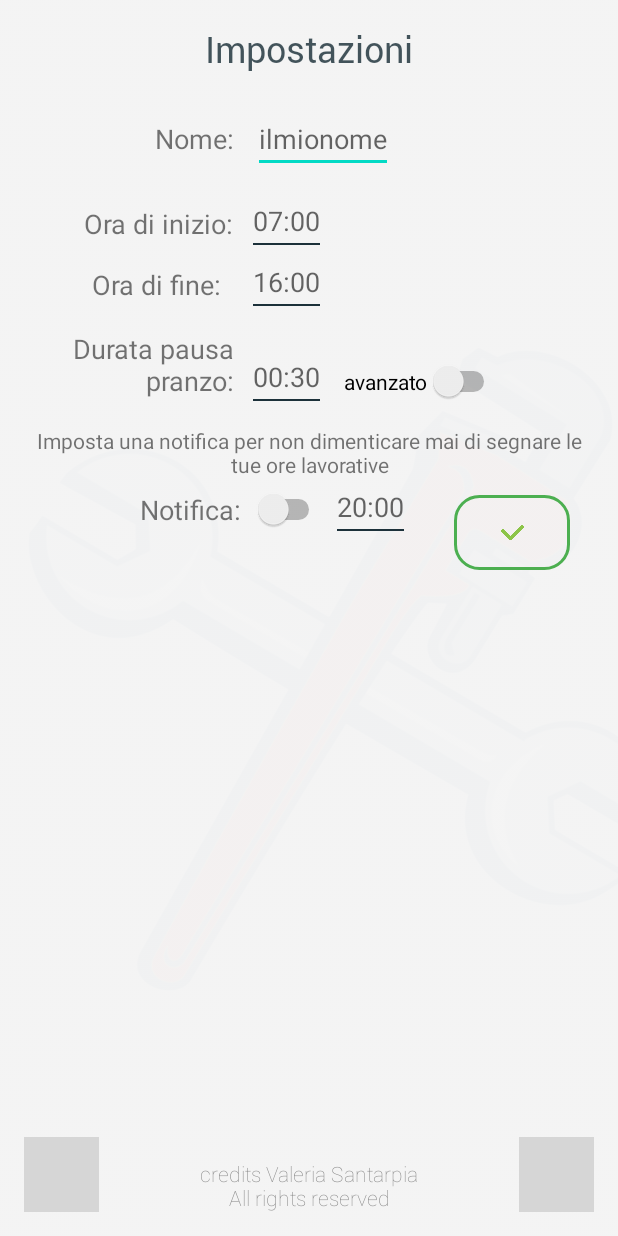
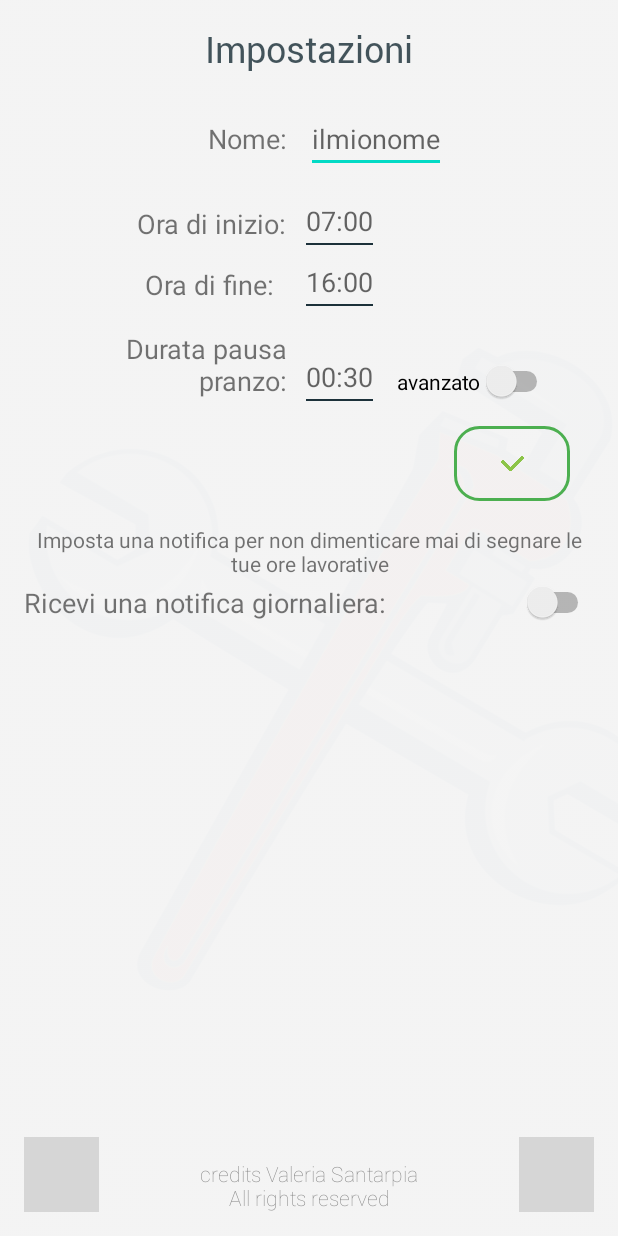
Before and after one commit to syrenne72/OrariLavoro, an Android app: the Impostazioni screen opened directly, with no data from a screen before it, on a phone screen of 412 x 824 dp. Run offline under Robolectric (Android 15) with nearby library versions, the phone set to English and light mode, and no system bars; grey boxes are pictures that could not be loaded.

Commit message:
- Annullate le modifiche relative agli orari avanzati nelle impostazioni e nell'inserimento dell'orario - Cambiate le modalità di salvataggio delle impostazioni relative all'orario di inizio, fine, pausa e ricezione notifica

```diff
--- a/app/src/main/res/layout/impostazioni.xml
+++ b/app/src/main/res/layout/impostazioni.xml
@@ -516,41 +516,29 @@
                 android:layout_width="wrap_content"
                 android:layout_height="wrap_content"
                 android:orientation="vertical"
-                app:layout_constraintGuide_begin="161dp" />
+                app:layout_constraintGuide_begin="196dp" />
 
             <TextView
                 android:id="@+id/textView14"
                 android:layout_width="wrap_content"
                 android:layout_height="wrap_content"
-                android:layout_marginTop="8dp"
-                android:text="Notifica:"
+                android:layout_marginStart="16dp"
+                android:layout_marginTop="4dp"
+                android:text="Ricevi una notifica giornaliera:"
                 android:textSize="18sp"
                 android:visibility="visible"
-                app:layout_constraintEnd_toStartOf="@+id/guideline21"
+                app:layout_constraintStart_toStartOf="parent"
                 app:layout_constraintTop_toBottomOf="@+id/textView15" />
 
             <Switch
                 android:id="@+id/sNotifica"
                 android:layout_width="wrap_content"
                 android:layout_height="wrap_content"
-                android:layout_marginStart="8dp"
+                android:layout_marginEnd="16dp"
                 android:visibility="visible"
                 app:layout_constraintBottom_toBottomOf="@+id/textView14"
-                app:layout_constraintStart_toStartOf="@+id/guideline21"
+                app:layout_constraintEnd_toEndOf="parent"
                 app:layout_constraintTop_toTopOf="@+id/textView14" />
-
-            <TextView
-                android:id="@+id/tvNotifica"
-                android:layout_width="wrap_content"
-                android:layout_height="wrap_content"
-                android:layout_marginStart="8dp"
-                android:background="@drawable/edittext"
-                android:hint="20:00"
-                android:textSize="18sp"
-                android:visibility="visible"
-                app:layout_constraintBottom_toBottomOf="@+id/sNotifica"
-                app:layout_constraintStart_toEndOf="@+id/sNotifica"
-                app:layout_constraintTop_toTopOf="@+id/sNotifica" />
 
             <TextView
                 android:id="@+id/textView15"
@@ -564,7 +552,7 @@
                 android:visibility="visible"
                 app:layout_constraintEnd_toEndOf="parent"
                 app:layout_constraintStart_toStartOf="parent"
-                app:layout_constraintTop_toBottomOf="@+id/llAvanzato" />
+                app:layout_constraintTop_toBottomOf="@+id/btnConfermaModifica" />
 
             <Switch
                 android:id="@+id/sAvanzato"
@@ -579,16 +567,16 @@
                 android:id="@+id/btnConfermaModifica"
                 android:layout_width="0dp"
                 android:layout_height="50sp"
+                android:layout_marginTop="16dp"
                 android:layout_marginEnd="32dp"
                 android:background="@drawable/stile_bottone_completo_verde"
                 android:onClick="confermaDati"
                 android:src="@drawable/confirm"
                 android:textColor="@color/dRosso"
                 android:visibility="visible"
-                app:layout_constraintBottom_toBottomOf="@+id/tvNotifica"
                 app:layout_constraintEnd_toEndOf="parent"
                 app:layout_constraintStart_toStartOf="@+id/guideline16"
-                app:layout_constraintTop_toBottomOf="@+id/tvNotifica" />
+                app:layout_constraintTop_toBottomOf="@+id/sAvanzato" />
 
             <androidx.constraintlayout.widget.Guideline
                 android:id="@+id/guideline15"
```
Also changed, not shown: app/src/main/java/it/unisa/orarilavoro/DbManager.java (+233 -37 lines), app/src/main/java/it/unisa/orarilavoro/Impostazioni.java (+121 -55 lines), app/src/main/java/it/unisa/orarilavoro/InserimentoDati.java (+7 -3 lines).
